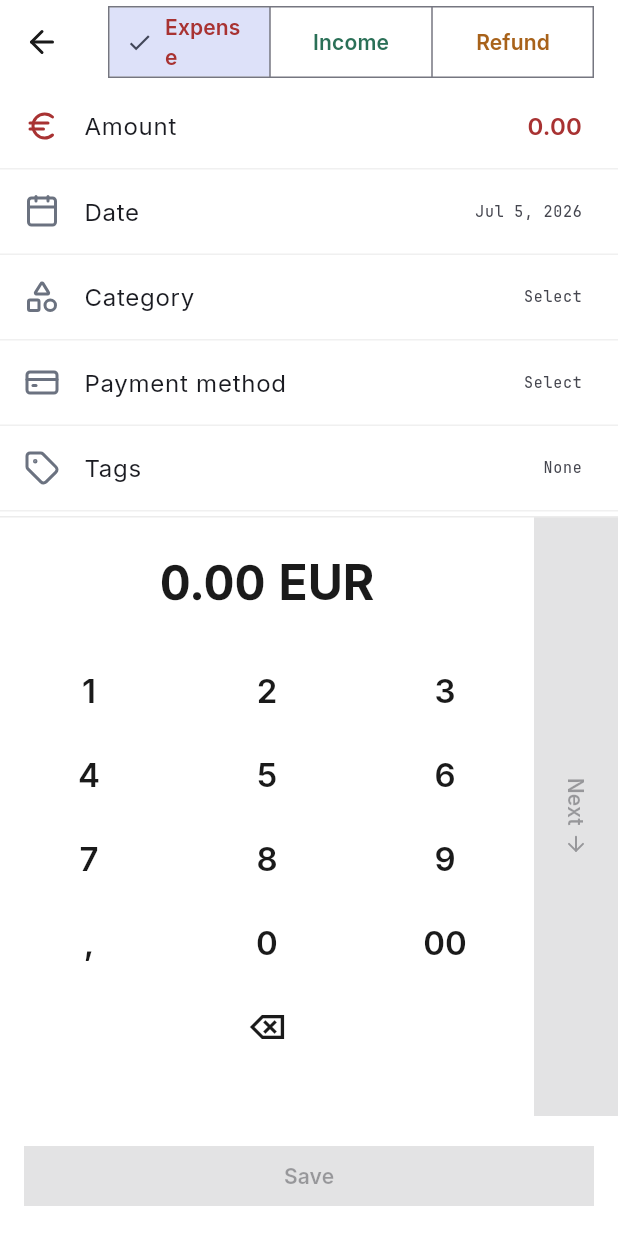
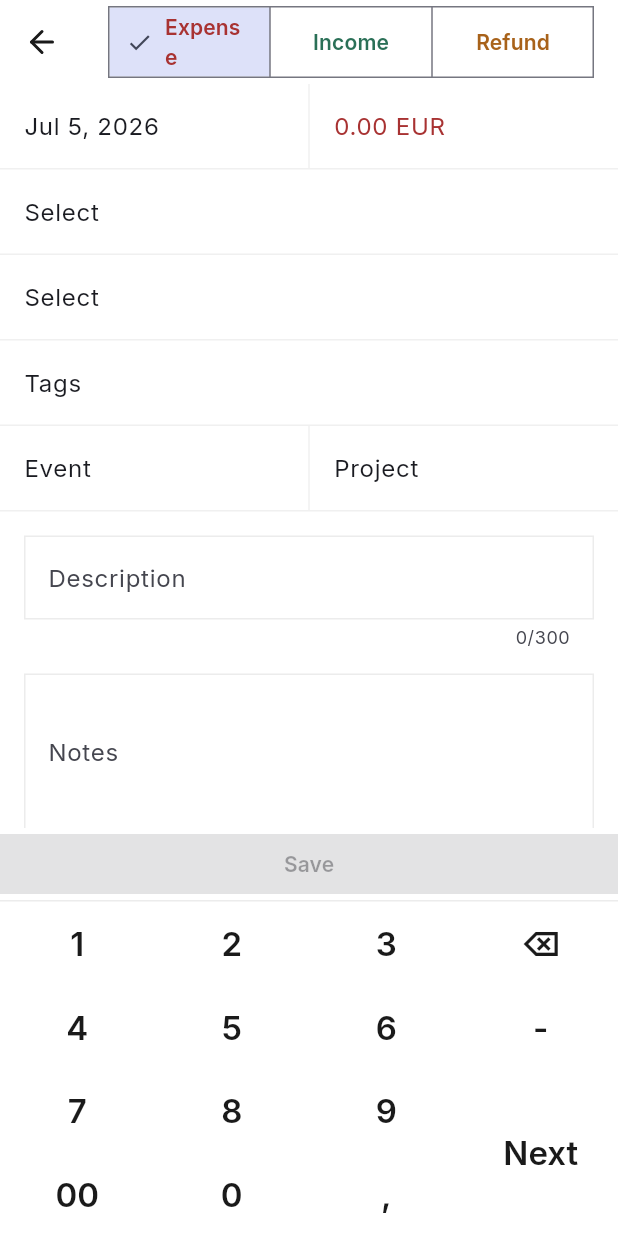
Before and after one commit to danielhoyosceldran/despeses, a Flutter app: the ExpenseEntryScreen screen opened directly, on a phone screen of 412 x 824 dp. Run offline on Flutter 3.47's test engine with Material 3 defaults, Android fonts, the phone set to English and light mode, and no system bars; our stand-ins replace drift, drift_flutter, file_picker, fl_chart, flutter_riverpod, go_router and 3 more; accounts and stored records are empty; generated files the repository leaves out were written again.

Commit message:
better sleector

```diff
--- a/lib/core/router.dart
+++ b/lib/core/router.dart
@@ -1,5 +1,6 @@
 import 'package:go_router/go_router.dart';
 
+import 'config/feature_flags.dart';
 import '../presentation/screens/analytics_screen.dart';
 import '../presentation/screens/app_shell.dart';
 import '../presentation/screens/budgets_screen.dart';
@@ -34,6 +35,8 @@ final appRouter = GoRouter(
           routes: [
             GoRoute(
               path: '/expenses',
+              redirect: (context, state) =>
+                  FeatureFlags.showExpensesScreen ? null : '/dashboard',
               builder: (context, state) => const ExpensesScreen(),
             ),
           ],
--- a/lib/presentation/screens/expense_entry/expense_entry_screen.dart
+++ b/lib/presentation/screens/expense_entry/expense_entry_screen.dart
@@ -28,7 +28,16 @@ class ExpenseEntryScreen extends ConsumerStatefulWidget {
   ConsumerState<ExpenseEntryScreen> createState() => _ExpenseEntryScreenState();
 }
 
-const _fieldStepOrder = ['category', 'paymentMethod', 'tags', 'event', 'project'];
+const _fieldStepOrder = [
+  'amount',
+  'category',
+  'paymentMethod',
+  'tags',
+  'event',
+  'project',
+  'description',
+  'notes',
+];
 
 class _ExpenseEntryScreenState extends ConsumerState<ExpenseEntryScreen> {
   String _type = 'expense';
@@ -41,6 +50,8 @@ class _ExpenseEntryScreenState extends ConsumerState<ExpenseEntryScreen> {
   List<String> _tagIds = [];
   final _descriptionController = TextEditingController();
   final _notesController = TextEditingController();
+  final _descriptionFocus = FocusNode();
+  final _notesFocus = FocusNode();
 
   bool _loadingExisting = false;
 
@@ -51,6 +62,7 @@ class _ExpenseEntryScreenState extends ConsumerState<ExpenseEntryScreen> {
   @override
   void initState() {
     super.initState();
+    _descriptionController.addListener(() => setState(() {}));
     if (widget.expenseId != null) {
       _loadExisting(widget.expenseId!);
     } else {
@@ -62,6 +74,8 @@ class _ExpenseEntryScreenState extends ConsumerState<ExpenseEntryScreen> {
   void dispose() {
     _descriptionController.dispose();
     _notesController.dispose();
+    _descriptionFocus.dispose();
+    _notesFocus.dispose();
     super.dispose();
   }
 
@@ -106,7 +120,6 @@ class _ExpenseEntryScreenState extends ConsumerState<ExpenseEntryScreen> {
         onSelected: (picked) {
           setState(() => _date = picked);
           _closePanel();
-          _openNextStep('date_sentinel');
         },
       );
     });
@@ -121,6 +134,9 @@ class _ExpenseEntryScreenState extends ConsumerState<ExpenseEntryScreen> {
     final projects = await cache.projects();
 
     final available = <String>{
+      'amount',
+      'description',
+      'notes',
       if (categories.isNotEmpty) 'category',
       if (paymentMethods.isNotEmpty) 'paymentMethod',
       if (tags.isNotEmpty) 'tags',
@@ -131,11 +147,23 @@ class _ExpenseEntryScreenState extends ConsumerState<ExpenseEntryScreen> {
     final startIndex = _fieldStepOrder.indexOf(afterStep) + 1;
     for (var i = startIndex; i < _fieldStepOrder.length; i++) {
       final step = _fieldStepOrder[i];
-      if (available.contains(step)) {
-        if (mounted) await _openStep(step);
+      if (!available.contains(step)) continue;
+      if (!mounted) return;
+      switch (step) {
+        case 'amount':
+          _openAmountPanel();
+        case 'description':
+          _closePanel();
+          _descriptionFocus.requestFocus();
+        case 'notes':
+          _closePanel();
+          _notesFocus.requestFocus();
+        default:
+          await _openStep(step);
+      }
       return;
     }
-    }
+    _closePanel();
   }
 
   Future<void> _openStep(String step) async {
@@ -217,13 +245,19 @@ class _ExpenseEntryScreenState extends ConsumerState<ExpenseEntryScreen> {
             onSelected: (selected) {
               setState(() => _projectId = selected.id);
               _closePanel();
+              _openNextStep('project');
             },
           );
         });
     }
   }
 
-  bool get _canSave => _amountCents > 0 && _date != null;
+  bool get _canSave =>
+      _amountCents > 0 &&
+      _date != null &&
+      _categoryId != null &&
+      _paymentMethodId != null &&
+      _descriptionController.text.trim().isNotEmpty;
 
   Future<void> _save() async {
     if (!_canSave) return;
@@ -314,22 +348,30 @@ class _ExpenseEntryScreenState extends ConsumerState<ExpenseEntryScreen> {
       body: Column(
         children: [
           Expanded(child: _buildFieldsView(translations, colors, semantic, currency)),
+          if (_openPanel != null)
+            SizedBox(
+              width: double.infinity,
+              child: FilledButton(
+                onPressed: _canSave ? _save : null,
+                child: Text(translations?.t('common.save') ?? 'Save'),
+              ),
+            ),
           BottomActionPanel(
             isOpen: _openPanel != null,
-            maxHeight: _openPanel == 'amount' ? 400 : 340,
+            maxHeight: _openPanel == 'amount' ? 4 * 56 : 340,
             child: _openPanel == 'amount'
                 ? NumericKeypad(
                     amountCents: _amountCents,
-                    currency: 'EUR',
                     nextLabel: translations?.t('common.next') ?? 'Next',
                     onAmountChanged: (v) => setState(() => _amountCents = v),
                     onNext: () {
                       _closePanel();
-                      if (_date == null) _openDatePanel();
+                      _openNextStep('amount');
                     },
                   )
                 : _panelContent,
           ),
+          if (_openPanel == null)
             SafeArea(
               top: false,
               child: Padding(
@@ -361,68 +403,79 @@ class _ExpenseEntryScreenState extends ConsumerState<ExpenseEntryScreen> {
 
         return ListView(
           children: [
-            ListTile(
-              leading: Icon(LucideIcons.euro300, color: _typeColor(colors, semantic)),
-              title: Text(translations?.t('expenses.amount') ?? 'Amount'),
-              trailing: Text(
-                (_amountCents / 100).toStringAsFixed(2),
-                style: Theme.of(context).textTheme.titleMedium?.copyWith(color: _typeColor(colors, semantic)),
+            IntrinsicHeight(
+              child: Row(
+                crossAxisAlignment: CrossAxisAlignment.stretch,
+                children: [
+                  Expanded(
+                    child: ListTile(
+                      title: Text(_date == null ? (translations?.t('expenses.select') ?? 'Select') : DateFormat.yMMMd().format(_date!)),
+                      onTap: _openDatePanel,
+                    ),
+                  ),
+                  VerticalDivider(width: 1, color: colors.divider),
+                  Expanded(
+                    child: ListTile(
+                      title: Text(
+                        '${(_amountCents / 100).toStringAsFixed(2)} $currency',
+                        style: TextStyle(color: _typeColor(colors, semantic)),
                       ),
                       onTap: _openAmountPanel,
                     ),
-            Divider(height: 1, color: colors.divider),
-            ListTile(
-              leading: Icon(LucideIcons.calendar300, color: colors.textMuted),
-              title: Text(translations?.t('expenses.date') ?? 'Date'),
-              trailing: Text(_date == null ? (translations?.t('expenses.select') ?? 'Select') : DateFormat.yMMMd().format(_date!)),
-              onTap: _openDatePanel,
+                  ),
+                ],
+              ),
             ),
             Divider(height: 1, color: colors.divider),
             ListTile(
-              leading: Icon(LucideIcons.shapes300, color: colors.textMuted),
-              title: Text(translations?.t('expenses.category') ?? 'Category'),
-              trailing: Text(labels?.category ?? (translations?.t('expenses.select') ?? 'Select')),
+              title: Text(labels?.category ?? (translations?.t('expenses.select') ?? 'Select')),
               onTap: () => _openStep('category'),
             ),
             Divider(height: 1, color: colors.divider),
             ListTile(
-              leading: Icon(LucideIcons.creditCard300, color: colors.textMuted),
-              title: Text(translations?.t('expenses.payment_method') ?? 'Payment method'),
-              trailing: Text(labels?.paymentMethod ?? (translations?.t('expenses.select') ?? 'Select')),
+              title: Text(labels?.paymentMethod ?? (translations?.t('expenses.select') ?? 'Select')),
               onTap: () => _openStep('paymentMethod'),
             ),
             Divider(height: 1, color: colors.divider),
             ListTile(
-              leading: Icon(LucideIcons.tag300, color: colors.textMuted),
-              title: Text(translations?.t('expenses.tags') ?? 'Tags'),
-              trailing: Text(
+              title: Text(
                 _tagIds.isEmpty
-                    ? (translations?.t('expenses.none') ?? 'None')
+                    ? (translations?.t('expenses.tags') ?? 'Tags')
                     : (translations?.t('expenses.selected_count').replaceAll('{{count}}', '${_tagIds.length}') ??
                         '${_tagIds.length} selected'),
               ),
               onTap: () => _openStep('tags'),
             ),
             Divider(height: 1, color: colors.divider),
-            ListTile(
-              leading: Icon(LucideIcons.calendar300, color: colors.textMuted),
-              title: Text(translations?.t('expenses.event') ?? 'Event'),
-              trailing: Text(labels?.event ?? (translations?.t('expenses.none') ?? 'None')),
+            IntrinsicHeight(
+              child: Row(
+                crossAxisAlignment: CrossAxisAlignment.stretch,
+                children: [
+                  Expanded(
+                    child: ListTile(
+                      title: Text(labels?.event ?? (translations?.t('expenses.event') ?? 'Event')),
                       onTap: () => _openStep('event'),
                     ),
-            Divider(height: 1, color: colors.divider),
-            ListTile(
-              leading: Icon(LucideIcons.briefcase300, color: colors.textMuted),
-              title: Text(translations?.t('expenses.project') ?? 'Project'),
-              trailing: Text(labels?.project ?? (translations?.t('expenses.none') ?? 'None')),
+                  ),
+                  VerticalDivider(width: 1, color: colors.divider),
+                  Expanded(
+                    child: ListTile(
+                      title: Text(labels?.project ?? (translations?.t('expenses.project') ?? 'Project')),
                       onTap: () => _openStep('project'),
+                    ),
+                  ),
+                ],
+              ),
             ),
             Divider(height: 1, color: colors.divider),
             Padding(
               padding: const EdgeInsets.all(16),
               child: TextField(
                 controller: _descriptionController,
+                focusNode: _descriptionFocus,
                 maxLength: 300,
+                textInputAction: TextInputAction.next,
+                onSubmitted: (_) => _notesFocus.requestFocus(),
                 decoration: InputDecoration(labelText: translations?.t('common.description') ?? 'Description'),
               ),
             ),
@@ -430,6 +483,7 @@ class _ExpenseEntryScreenState extends ConsumerState<ExpenseEntryScreen> {
               padding: const EdgeInsets.symmetric(horizontal: 16),
               child: TextField(
                 controller: _notesController,
+                focusNode: _notesFocus,
                 maxLength: 1000,
                 maxLines: 3,
                 decoration: InputDecoration(labelText: translations?.t('expenses.notes') ?? 'Notes'),
@@ -448,9 +502,15 @@ class _ExpenseEntryScreenState extends ConsumerState<ExpenseEntryScreen> {
     String? categoryLabel;
     if (_categoryId != null) {
       final categories = await cache.categories();
-      final match = categories.where((c) => c.id == _categoryId);
-      if (match.isNotEmpty) {
-        categoryLabel = displayNameFor(translations, name: match.first.name, isDefault: match.first.isDefault);
+      final byId = {for (final c in categories) c.id: c};
+      final chain = <Category>[];
+      var current = byId[_categoryId];
+      while (current != null) {
+        chain.insert(0, current);
+        current = current.parentId == null ? null : byId[current.parentId];
+      }
+      if (chain.isNotEmpty) {
+        categoryLabel = chain.map((c) => displayNameFor(translations, name: c.name, isDefault: c.isDefault)).join(' > ');
       }
     }
 
--- a/lib/presentation/widgets/numeric_keypad.dart
+++ b/lib/presentation/widgets/numeric_keypad.dart
@@ -1,155 +1,145 @@
-import 'package:lucide_icons_flutter/lucide_icons.dart';
 import 'package:flutter/material.dart';
-import 'package:intl/intl.dart';
 
-/// Money-entry keypad (plan §3.1): digits, `00`, comma, backspace, `Next`.
+/// Money-entry keypad (plan §3.1 redesign): 4x4 grid with digits, `00`, `,`,
+/// backspace, a vestigial `-`, and `Next` spanning the last two rows.
 ///
-/// Amounts accumulate as cents (POS-style: each digit shifts the existing
-/// value left and appends), which makes "max 2 decimals" automatic without
-/// tracking cursor/decimal-point position. The `,` key is therefore a no-op
-/// on the value itself (the web's `-` key is documented as vestigial in the
-/// same way — plan §8) but is kept in the layout since users expect to see it.
-class NumericKeypad extends StatelessWidget {
+/// Amounts are entered as euros by default; tapping `,` switches into cents
+/// mode for up to two more digits. `amountCents` is always the derived total
+/// (`whole * 100 + cents`), so callers keep working in cents unchanged.
+class NumericKeypad extends StatefulWidget {
   const NumericKeypad({
     super.key,
     required this.amountCents,
     required this.onAmountChanged,
     required this.onNext,
-    this.currency = 'EUR',
     this.nextLabel = 'Next',
   });
 
   final int amountCents;
   final ValueChanged<int> onAmountChanged;
   final VoidCallback onNext;
-  final String currency;
   final String nextLabel;
 
-  static const _maxCents = 99999999; // 999,999.99
-
-  void _appendDigit(int digit) {
-    final next = amountCents * 10 + digit;
-    if (next > _maxCents) return;
-    onAmountChanged(next);
+  @override
+  State<NumericKeypad> createState() => _NumericKeypadState();
 }
 
-  void _appendDouble() {
-    final next = amountCents * 100;
-    if (next > _maxCents) return;
-    onAmountChanged(next);
+class _NumericKeypadState extends State<NumericKeypad> {
+  static const _maxWholeDigits = 6; // up to 999,999
+  String _whole = '';
+  String _cents = '';
+  bool _hasComma = false;
+
+  @override
+  void initState() {
+    super.initState();
+    _whole = (widget.amountCents ~/ 100).toString();
+    if (_whole == '0') _whole = '';
+  }
+
+  void _emit() {
+    final whole = _whole.isEmpty ? 0 : int.parse(_whole);
+    final cents = _cents.padRight(2, '0');
+    widget.onAmountChanged(whole * 100 + int.parse(cents.isEmpty ? '0' : cents));
+  }
+
+  void _digit(int d) {
+    if (_hasComma) {
+      if (_cents.length >= 2) return;
+      setState(() => _cents += '$d');
+    } else {
+      if (_whole.length >= _maxWholeDigits) return;
+      setState(() => _whole += '$d');
+    }
+    _emit();
+  }
+
+  void _double() {
+    _digit(0);
+    _digit(0);
+  }
+
+  void _comma() {
+    if (_hasComma) return;
+    setState(() => _hasComma = true);
   }
 
   void _backspace() {
-    onAmountChanged(amountCents ~/ 10);
+    if (_hasComma) {
+      if (_cents.isNotEmpty) {
+        setState(() => _cents = _cents.substring(0, _cents.length - 1));
+      } else {
+        setState(() => _hasComma = false);
       }
-
-  String get _formattedAmount {
-    final format = NumberFormat.currency(locale: 'en_US', symbol: '', decimalDigits: 2);
-    return '${format.format(amountCents / 100)} $currency';
+    } else if (_whole.isNotEmpty) {
+      setState(() => _whole = _whole.substring(0, _whole.length - 1));
+    }
+    _emit();
   }
 
   @override
   Widget build(BuildContext context) {
-    return Row(
+    return SizedBox(
+      height: 4 * 56,
+      child: Row(
         crossAxisAlignment: CrossAxisAlignment.stretch,
         children: [
+          Expanded(child: _KeyColumn(labels: const ['1', '4', '7', '00'], onTap: (l) => l == '00' ? _double() : _digit(int.parse(l)))),
+          Expanded(child: _KeyColumn(labels: const ['2', '5', '8', '0'], onTap: (l) => _digit(int.parse(l)))),
+          Expanded(child: _KeyColumn(labels: const ['3', '6', '9', ','], onTap: (l) => l == ',' ? _comma() : _digit(int.parse(l)))),
           Expanded(
             child: Column(
-            mainAxisSize: MainAxisSize.min,
               children: [
-              Padding(
-                padding: const EdgeInsets.symmetric(vertical: 24),
-                child: Text(_formattedAmount, style: Theme.of(context).textTheme.displaySmall),
+                Expanded(
+                  child: _Key(key: const ValueKey('keypad_⌫'), onTap: _backspace, child: const Text('⌫')),
                 ),
-              _KeypadGrid(
-                onDigit: _appendDigit,
-                onDouble: _appendDouble,
-                onComma: () {},
-                onBackspace: _backspace,
+                Expanded(
+                  child: _Key(key: const ValueKey('keypad_-'), onTap: () {}, child: const Text('-')),
+                ),
+                Expanded(
+                  flex: 2,
+                  child: _Key(key: const ValueKey('keypad_next'), onTap: widget.onNext, child: Text(widget.nextLabel)),
                 ),
               ],
             ),
           ),
-        SizedBox(
-          width: 56,
-          child: FilledButton(
-            style: FilledButton.styleFrom(padding: EdgeInsets.zero),
-            onPressed: amountCents > 0 ? onNext : null,
-            child: RotatedBox(
-              quarterTurns: 1,
-              child: Row(
-                mainAxisAlignment: MainAxisAlignment.center,
-                mainAxisSize: MainAxisSize.min,
-                children: [
-                  Text(nextLabel),
-                  const SizedBox(width: 4),
-                  const Icon(LucideIcons.arrowRight300, size: 16),
         ],
       ),
-            ),
-          ),
-        ),
+    );
+  }
+}
+
+class _KeyColumn extends StatelessWidget {
+  const _KeyColumn({required this.labels, required this.onTap});
+
+  final List<String> labels;
+  final ValueChanged<String> onTap;
+
+  @override
+  Widget build(BuildContext context) {
+    return Column(
+      children: [
+        for (final label in labels)
+          Expanded(child: _Key(key: ValueKey('keypad_$label'), child: Text(label), onTap: () => onTap(label))),
       ],
     );
   }
 }
 
-class _KeypadGrid extends StatelessWidget {
-  const _KeypadGrid({
-    required this.onDigit,
-    required this.onDouble,
-    required this.onComma,
-    required this.onBackspace,
-  });
+class _Key extends StatelessWidget {
+  const _Key({super.key, required this.child, required this.onTap});
 
-  final ValueChanged<int> onDigit;
-  final VoidCallback onDouble;
-  final VoidCallback onComma;
-  final VoidCallback onBackspace;
-
-  static const _rows = [
-    ['1', '2', '3'],
-    ['4', '5', '6'],
-    ['7', '8', '9'],
-    [',', '0', '00'],
-    ['⌫'],
-  ];
-
-  void _handle(String key) {
-    switch (key) {
-      case ',':
-        onComma();
-      case '00':
-        onDouble();
-      case '⌫':
-        onBackspace();
-      default:
-        onDigit(int.parse(key));
-    }
-  }
+  final Widget child;
+  final VoidCallback onTap;
 
   @override
   Widget build(BuildContext context) {
-    return Column(
-      mainAxisSize: MainAxisSize.min,
-      children: [
-        for (final row in _rows)
-          Row(
-            children: [
-              for (final key in row)
-                Expanded(
-                  child: SizedBox(
-                    height: 56,
+    return SizedBox.expand(
       child: TextButton(
-                      key: ValueKey('keypad_$key'),
-                      onPressed: () => _handle(key),
-                      child: Text(key, style: Theme.of(context).textTheme.headlineSmall),
+        style: TextButton.styleFrom(shape: const RoundedRectangleBorder()),
+        onPressed: onTap,
+        child: DefaultTextStyle.merge(style: Theme.of(context).textTheme.headlineSmall, child: child),
       ),
-                  ),
-                ),
-            ],
-          ),
-      ],
     );
   }
 }
```
Also changed, not shown: lib/core/config/feature_flags.dart (added, +7 -0 lines), lib/presentation/screens/app_shell.dart (+22 -9 lines), lib/presentation/screens/budget_entry/budget_entry_screen.dart (+7 -2 lines), lib/presentation/widgets/category_picker_sheet.dart (+82 -9 lines), 1 other file. Lines whose indentation alone changed are shown as unchanged.
